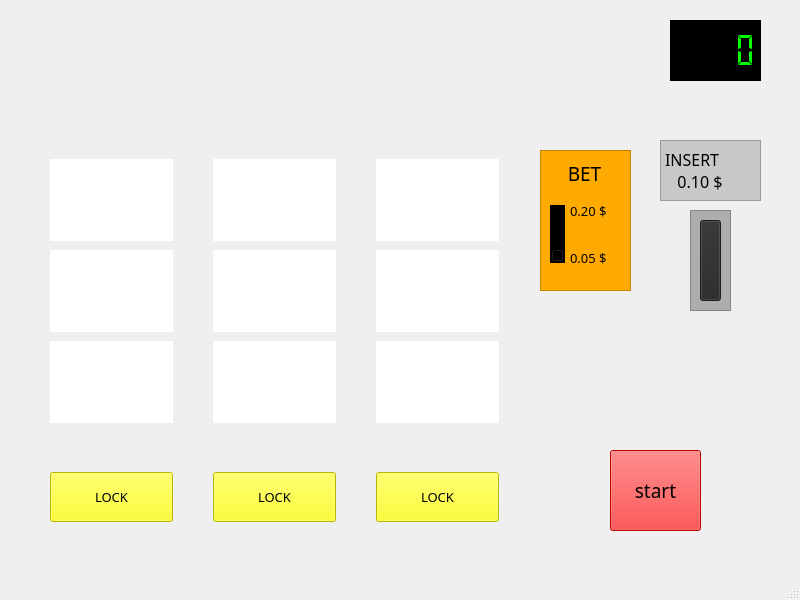
This is student/11/slots/main_window.ui in juhvv/programming2-2018 as Qt 5 draws it before an edit. The edited form follows.
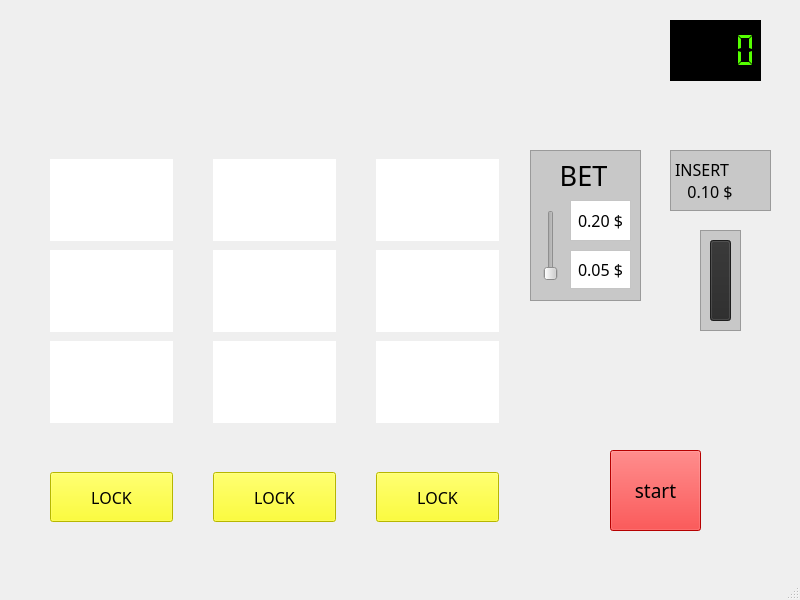
This is the edited form. Icons and pictures are not drawn.

Commit message: Added win calculation based on win conditions set in 'slots_game.hh'. Updated UI. Reels can no longer be locked for consecutive spins.

What changed in the file:
```diff
--- a/student/11/slots/main_window.ui
+++ b/student/11/slots/main_window.ui
@@ -18,6 +18,9 @@
   <property name="windowTitle">
    <string>MainWindow</string>
   </property>
+  <property name="layoutDirection">
+   <enum>Qt::LeftToRight</enum>
+  </property>
   <property name="styleSheet">
    <string notr="true"/>
   </property>
@@ -28,9 +31,8 @@
     </font>
    </property>
    <property name="styleSheet">
-    <string notr="true">QWidget {background-image: url(:/MainWindow/Resources/tile.png);}
-QSlider {background-color: rgb(0, 0, 0);}
-QLCDNumber{background: black;}</string>
+    <string notr="true">background-image: url(:/MainWindow/Resources/tile.png);
+</string>
    </property>
    <widget class="QWidget" name="gridLayoutWidget">
     <property name="geometry">
@@ -99,7 +101,7 @@
        <property name="font">
         <font>
          <family>Engravers MT</family>
-         <pointsize>10</pointsize>
+         <pointsize>12</pointsize>
         </font>
        </property>
        <property name="styleSheet">
@@ -416,7 +418,7 @@
        <property name="font">
         <font>
          <family>Engravers MT</family>
-         <pointsize>10</pointsize>
+         <pointsize>12</pointsize>
         </font>
        </property>
        <property name="styleSheet">
@@ -453,7 +455,7 @@
        <property name="font">
         <font>
          <family>Engravers MT</family>
-         <pointsize>10</pointsize>
+         <pointsize>12</pointsize>
         </font>
        </property>
        <property name="contextMenuPolicy">
@@ -487,110 +489,19 @@
    <widget class="QFrame" name="betFrame">
     <property name="geometry">
      <rect>
-      <x>540</x>
+      <x>530</x>
       <y>150</y>
-      <width>91</width>
-      <height>141</height>
+      <width>111</width>
+      <height>151</height>
      </rect>
     </property>
-    <property name="palette">
-     <palette>
-      <active>
-       <colorrole role="Button">
-        <brush brushstyle="SolidPattern">
-         <color alpha="255">
-          <red>255</red>
-          <green>170</green>
-          <blue>0</blue>
-         </color>
-        </brush>
-       </colorrole>
-       <colorrole role="Base">
-        <brush brushstyle="SolidPattern">
-         <color alpha="255">
-          <red>255</red>
-          <green>170</green>
-          <blue>0</blue>
-         </color>
-        </brush>
-       </colorrole>
-       <colorrole role="Window">
-        <brush brushstyle="SolidPattern">
-         <color alpha="255">
-          <red>255</red>
-          <green>170</green>
-          <blue>0</blue>
-         </color>
-        </brush>
-       </colorrole>
-      </active>
-      <inactive>
-       <colorrole role="Button">
-        <brush brushstyle="SolidPattern">
-         <color alpha="255">
-          <red>255</red>
-          <green>170</green>
-          <blue>0</blue>
-         </color>
-        </brush>
-       </colorrole>
-       <colorrole role="Base">
-        <brush brushstyle="SolidPattern">
-         <color alpha="255">
-          <red>255</red>
-          <green>170</green>
-          <blue>0</blue>
-         </color>
-        </brush>
-       </colorrole>
-       <colorrole role="Window">
-        <brush brushstyle="SolidPattern">
-         <color alpha="255">
-          <red>255</red>
-          <green>170</green>
-          <blue>0</blue>
-         </color>
-        </brush>
-       </colorrole>
-      </inactive>
-      <disabled>
-       <colorrole role="Button">
-        <brush brushstyle="SolidPattern">
-         <color alpha="255">
-          <red>255</red>
-          <green>170</green>
-          <blue>0</blue>
-         </color>
-        </brush>
-       </colorrole>
-       <colorrole role="Base">
-        <brush brushstyle="SolidPattern">
-         <color alpha="255">
-          <red>255</red>
-          <green>170</green>
-          <blue>0</blue>
-         </color>
-        </brush>
-       </colorrole>
-       <colorrole role="Window">
-        <brush brushstyle="SolidPattern">
-         <color alpha="255">
-          <red>255</red>
-          <green>170</green>
-          <blue>0</blue>
-         </color>
-        </brush>
-       </colorrole>
-      </disabled>
-     </palette>
-    </property>
     <property name="font">
      <font>
       <family>Engravers MT</family>
      </font>
     </property>
     <property name="styleSheet">
-     <string notr="true">QFrame {background: rgb(255, 170, 0)}</string>
+     <string notr="true">background: rgb(200, 200, 200)</string>
     </property>
     <property name="frameShape">
      <enum>QFrame::StyledPanel</enum>
@@ -598,201 +509,132 @@
     <property name="frameShadow">
      <enum>QFrame::Raised</enum>
     </property>
-    <widget class="QWidget" name="gridLayoutWidget_2">
+    <widget class="QLabel" name="header_lab">
      <property name="geometry">
       <rect>
-       <x>10</x>
+       <x>8</x>
        <y>10</y>
-       <width>69</width>
-       <height>121</height>
+       <width>91</width>
+       <height>31</height>
       </rect>
      </property>
-     <layout class="QGridLayout" name="betSetGrid">
-      <property name="spacing">
-       <number>0</number>
-      </property>
-      <item row="1" column="0">
-       <spacer name="verticalSpacer">
-        <property name="orientation">
-         <enum>Qt::Vertical</enum>
-        </property>
-        <property name="sizeHint" stdset="0">
-         <size>
-          <width>20</width>
-          <height>30</height>
-         </size>
-        </property>
-       </spacer>
-      </item>
-      <item row="0" column="0" colspan="2">
-       <widget class="QLabel" name="header_lab">
-        <property name="font">
-         <font>
-          <family>Engravers MT</family>
-          <pointsize>14</pointsize>
-          <weight>50</weight>
-          <italic>false</italic>
-          <bold>false</bold>
-         </font>
-        </property>
-        <property name="text">
-         <string>BET</string>
-        </property>
-        <property name="alignment">
-         <set>Qt::AlignCenter</set>
-        </property>
-       </widget>
-      </item>
-      <item row="3" column="1" rowspan="2">
-       <widget class="QLabel" name="bet1_lab">
-        <property name="font">
-         <font>
-          <family>Engravers MT</family>
-          <pointsize>10</pointsize>
-         </font>
-        </property>
-        <property name="text">
-         <string>0.05 $</string>
-        </property>
-       </widget>
-      </item>
-      <item row="1" column="1" rowspan="2">
-       <widget class="QLabel" name="bet2_lab">
-        <property name="font">
-         <font>
-          <family>Engravers MT</family>
-          <pointsize>10</pointsize>
-         </font>
-        </property>
-        <property name="text">
-         <string>0.20 $</string>
-        </property>
-       </widget>
-      </item>
-      <item row="4" column="0">
-       <spacer name="verticalSpacer_2">
-        <property name="orientation">
-         <enum>Qt::Vertical</enum>
-        </property>
-        <property name="sizeHint" stdset="0">
-         <size>
-          <width>20</width>
-          <height>30</height>
-         </size>
-        </property>
-       </spacer>
-      </item>
-      <item row="2" column="0" rowspan="2">
-       <widget class="QSlider" name="bet_slider">
-        <property name="sizePolicy">
-         <sizepolicy hsizetype="Fixed" vsizetype="Expanding">
-          <horstretch>0</horstretch>
-          <verstretch>0</verstretch>
-         </sizepolicy>
-        </property>
-        <property name="palette">
-         <palette>
-          <active>
-           <colorrole role="Button">
-            <brush brushstyle="SolidPattern">
-             <color alpha="255">
-              <red>0</red>
-              <green>0</green>
-              <blue>0</blue>
-             </color>
-            </brush>
-           </colorrole>
-           <colorrole role="Base">
-            <brush brushstyle="SolidPattern">
-             <color alpha="255">
-              <red>0</red>
-              <green>0</green>
-              <blue>0</blue>
-             </color>
-            </brush>
-           </colorrole>
-           <colorrole role="Window">
-            <brush brushstyle="SolidPattern">
-             <color alpha="255">
-              <red>0</red>
-              <green>0</green>
-              <blue>0</blue>
-             </color>
-            </brush>
-           </colorrole>
-          </active>
-          <inactive>
-           <colorrole role="Button">
-            <brush brushstyle="SolidPattern">
-             <color alpha="255">
-              <red>0</red>
-              <green>0</green>
-              <blue>0</blue>
-             </color>
-            </brush>
-           </colorrole>
-           <colorrole role="Base">
-            <brush brushstyle="SolidPattern">
-             <color alpha="255">
-              <red>0</red>
-              <green>0</green>
-              <blue>0</blue>
-             </color>
-            </brush>
-           </colorrole>
-           <colorrole role="Window">
-            <brush brushstyle="SolidPattern">
-             <color alpha="255">
-              <red>0</red>
-              <green>0</green>
-              <blue>0</blue>
-             </color>
-            </brush>
-           </colorrole>
-          </inactive>
-          <disabled>
-           <colorrole role="Button">
-            <brush brushstyle="SolidPattern">
-             <color alpha="255">
-              <red>0</red>
-              <green>0</green>
-              <blue>0</blue>
-             </color>
-            </brush>
-           </colorrole>
-           <colorrole role="Base">
-            <brush brushstyle="SolidPattern">
-             <color alpha="255">
-              <red>0</red>
-              <green>0</green>
-              <blue>0</blue>
-             </color>
-            </brush>
-           </colorrole>
-           <colorrole role="Window">
-            <brush brushstyle="SolidPattern">
-             <color alpha="255">
-              <red>0</red>
-              <green>0</green>
-              <blue>0</blue>
-             </color>
-            </brush>
-           </colorrole>
-          </disabled>
-         </palette>
-        </property>
-        <property name="styleSheet">
-         <string notr="true"/>
-        </property>
-        <property name="maximum">
-         <number>1</number>
-        </property>
-        <property name="orientation">
-         <enum>Qt::Vertical</enum>
-        </property>
-       </widget>
-      </item>
-     </layout>
+     <property name="font">
+      <font>
+       <family>Engravers MT</family>
+       <pointsize>20</pointsize>
+       <weight>50</weight>
+       <italic>false</italic>
+       <bold>false</bold>
+      </font>
+     </property>
+     <property name="text">
+      <string>BET</string>
+     </property>
+     <property name="alignment">
+      <set>Qt::AlignCenter</set>
+     </property>
+    </widget>
+    <widget class="QSlider" name="bet_slider">
+     <property name="geometry">
+      <rect>
+       <x>10</x>
+       <y>60</y>
+       <width>21</width>
+       <height>71</height>
+      </rect>
+     </property>
+     <property name="sizePolicy">
+      <sizepolicy hsizetype="Fixed" vsizetype="Expanding">
+       <horstretch>0</horstretch>
+       <verstretch>0</verstretch>
+      </sizepolicy>
+     </property>
+     <property name="maximum">
+      <number>1</number>
+     </property>
+     <property name="orientation">
+      <enum>Qt::Vertical</enum>
+     </property>
+     <property name="invertedAppearance">
+      <bool>false</bool>
+     </property>
+     <property name="invertedControls">
+      <bool>false</bool>
+     </property>
+    </widget>
+    <widget class="QLabel" name="bet2_lab">
+     <property name="geometry">
+      <rect>
+       <x>40</x>
+       <y>50</y>
+       <width>61</width>
+       <height>41</height>
+      </rect>
+     </property>
+     <property name="font">
+      <font>
+       <family>Engravers MT</family>
+       <pointsize>12</pointsize>
+      </font>
+     </property>
+     <property name="layoutDirection">
+      <enum>Qt::LeftToRight</enum>
+     </property>
+     <property name="styleSheet">
+      <string notr="true">background-color: rgb(255, 255, 255);</string>
+     </property>
+     <property name="frameShape">
+      <enum>QFrame::StyledPanel</enum>
+     </property>
+     <property name="frameShadow">
+      <enum>QFrame::Sunken</enum>
+     </property>
+     <property name="text">
+      <string>0.20 $</string>
+     </property>
+     <property name="scaledContents">
+      <bool>false</bool>
+     </property>
+     <property name="alignment">
+      <set>Qt::AlignCenter</set>
+     </property>
+    </widget>
+    <widget class="QLabel" name="bet1_lab">
+     <property name="geometry">
+      <rect>
+       <x>40</x>
+       <y>100</y>
+       <width>61</width>
+       <height>39</height>
+      </rect>
+     </property>
+     <property name="font">
+      <font>
+       <family>Engravers MT</family>
+       <pointsize>12</pointsize>
+      </font>
+     </property>
+     <property name="styleSheet">
+      <string notr="true">background-color: rgb(255, 255, 255);</string>
+     </property>
+     <property name="frameShape">
+      <enum>QFrame::StyledPanel</enum>
+     </property>
+     <property name="frameShadow">
+      <enum>QFrame::Sunken</enum>
+     </property>
+     <property name="lineWidth">
+      <number>1</number>
+     </property>
+     <property name="text">
+      <string>0.05 $</string>
+     </property>
+     <property name="alignment">
+      <set>Qt::AlignCenter</set>
+     </property>
+     <property name="wordWrap">
+      <bool>false</bool>
+     </property>
     </widget>
    </widget>
    <widget class="QPushButton" name="btn_start">
@@ -832,7 +674,7 @@
        <colorrole role="WindowText">
         <brush brushstyle="SolidPattern">
          <color alpha="255">
-          <red>0</red>
+          <red>85</red>
           <green>255</green>
           <blue>0</blue>
          </color>
@@ -847,10 +689,19 @@
          </color>
         </brush>
        </colorrole>
-       <colorrole role="Light">
+       <colorrole role="Text">
         <brush brushstyle="SolidPattern">
          <color alpha="255">
-          <red>0</red>
+          <red>85</red>
+          <green>255</green>
+          <blue>0</blue>
+         </color>
+        </brush>
+       </colorrole>
+       <colorrole role="ButtonText">
+        <brush brushstyle="SolidPattern">
+         <color alpha="255">
+          <red>85</red>
           <green>255</green>
           <blue>0</blue>
          </color>
@@ -879,7 +730,7 @@
        <colorrole role="WindowText">
         <brush brushstyle="SolidPattern">
          <color alpha="255">
-          <red>0</red>
+          <red>85</red>
           <green>255</green>
           <blue>0</blue>
          </color>
@@ -894,10 +745,19 @@
          </color>
         </brush>
        </colorrole>
-       <colorrole role="Light">
+       <colorrole role="Text">
         <brush brushstyle="SolidPattern">
          <color alpha="255">
-          <red>0</red>
+          <red>85</red>
+          <green>255</green>
+          <blue>0</blue>
+         </color>
+        </brush>
+       </colorrole>
+       <colorrole role="ButtonText">
+        <brush brushstyle="SolidPattern">
+         <color alpha="255">
+          <red>85</red>
           <green>255</green>
           <blue>0</blue>
          </color>
@@ -926,9 +786,9 @@
        <colorrole role="WindowText">
         <brush brushstyle="SolidPattern">
          <color alpha="255">
-          <red>106</red>
-          <green>104</green>
-          <blue>100</blue>
+          <red>85</red>
+          <green>255</green>
+          <blue>0</blue>
          </color>
         </brush>
        </colorrole>
@@ -941,10 +801,19 @@
          </color>
         </brush>
        </colorrole>
-       <colorrole role="Light">
+       <colorrole role="Text">
         <brush brushstyle="SolidPattern">
          <color alpha="255">
-          <red>0</red>
+          <red>85</red>
+          <green>255</green>
+          <blue>0</blue>
+         </color>
+        </brush>
+       </colorrole>
+       <colorrole role="ButtonText">
+        <brush brushstyle="SolidPattern">
+         <color alpha="255">
+          <red>85</red>
           <green>255</green>
           <blue>0</blue>
          </color>
@@ -972,7 +841,8 @@
      </palette>
     </property>
     <property name="styleSheet">
-     <string notr="true"/>
+     <string notr="true">QLCDNumber{background: black}
+QLCDNumber{color : rgb(85, 255, 0)}</string>
     </property>
     <property name="frameShape">
      <enum>QFrame::Box</enum>
@@ -990,14 +860,14 @@
    <widget class="QFrame" name="moneyFrame">
     <property name="geometry">
      <rect>
-      <x>690</x>
-      <y>210</y>
+      <x>700</x>
+      <y>230</y>
       <width>41</width>
       <height>101</height>
      </rect>
     </property>
     <property name="styleSheet">
-     <string notr="true">QFrame {background: rgb(173, 173, 173);}</string>
+     <string notr="true">QFrame {background: rgb(200, 200, 200)}</string>
     </property>
     <property name="frameShape">
      <enum>QFrame::StyledPanel</enum>
@@ -1025,8 +895,8 @@
    <widget class="QLabel" name="money_label">
     <property name="geometry">
      <rect>
-      <x>660</x>
-      <y>140</y>
+      <x>670</x>
+      <y>150</y>
       <width>101</width>
       <height>61</height>
      </rect>
```
The commit also changes 4 other files.
